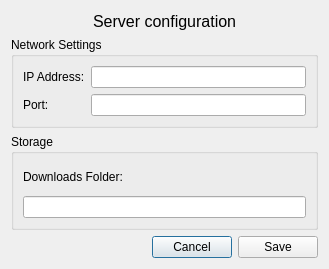
The window that Server/settingsdialog.ui (Ast1o465/Qt-Torrent) describes before a commit, drawn with Qt 5.
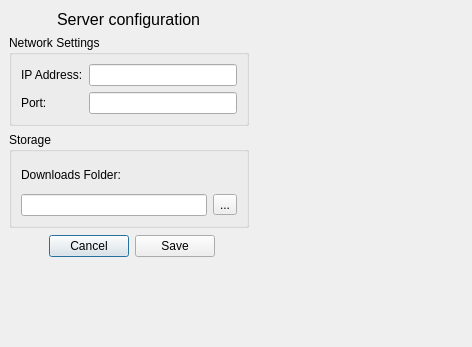
The same window after the commit.

Commit message: finished developing the functionality of the new UI for changing server settings

What changed in the file:
```diff
--- a/Server/settingsdialog.ui
+++ b/Server/settingsdialog.ui
@@ -6,15 +6,22 @@
    <rect>
     <x>0</x>
     <y>0</y>
-    <width>329</width>
-    <height>269</height>
+    <width>472</width>
+    <height>347</height>
    </rect>
   </property>
   <property name="windowTitle">
    <string>Dialog</string>
   </property>
-  <layout class="QGridLayout" name="gridLayout_3">
-   <item row="0" column="0">
+  <widget class="QWidget" name="">
+   <property name="geometry">
+    <rect>
+     <x>9</x>
+     <y>9</y>
+     <width>240</width>
+     <height>219</height>
+    </rect>
+   </property>
     <layout class="QVBoxLayout" name="verticalLayout_3">
      <item>
       <layout class="QVBoxLayout" name="verticalLayout_2">
@@ -131,17 +138,36 @@
             </item>
            </layout>
           </item>
+        </layout>
+       </item>
+       <item row="1" column="0">
+        <layout class="QHBoxLayout" name="horizontalLayout">
           <item>
            <widget class="QLineEdit" name="SC_Le_dir"/>
           </item>
+         <item>
+          <widget class="QToolButton" name="Tb_dir">
+           <property name="text">
+            <string>...</string>
+           </property>
+          </widget>
+         </item>
          </layout>
         </item>
        </layout>
       </widget>
      </item>
     </layout>
-   </item>
-   <item row="1" column="0">
+  </widget>
+  <widget class="QWidget" name="">
+   <property name="geometry">
+    <rect>
+     <x>9</x>
+     <y>232</y>
+     <width>206</width>
+     <height>28</height>
+    </rect>
+   </property>
     <layout class="QHBoxLayout" name="horizontalLayout_5">
      <item>
       <spacer name="horizontalSpacer_2">
@@ -175,8 +201,7 @@
       </layout>
      </item>
     </layout>
-   </item>
-  </layout>
+  </widget>
  </widget>
  <resources/>
  <connections/>
```
Lines whose indentation alone changed are shown as unchanged. The commit also changes 2 other files.
